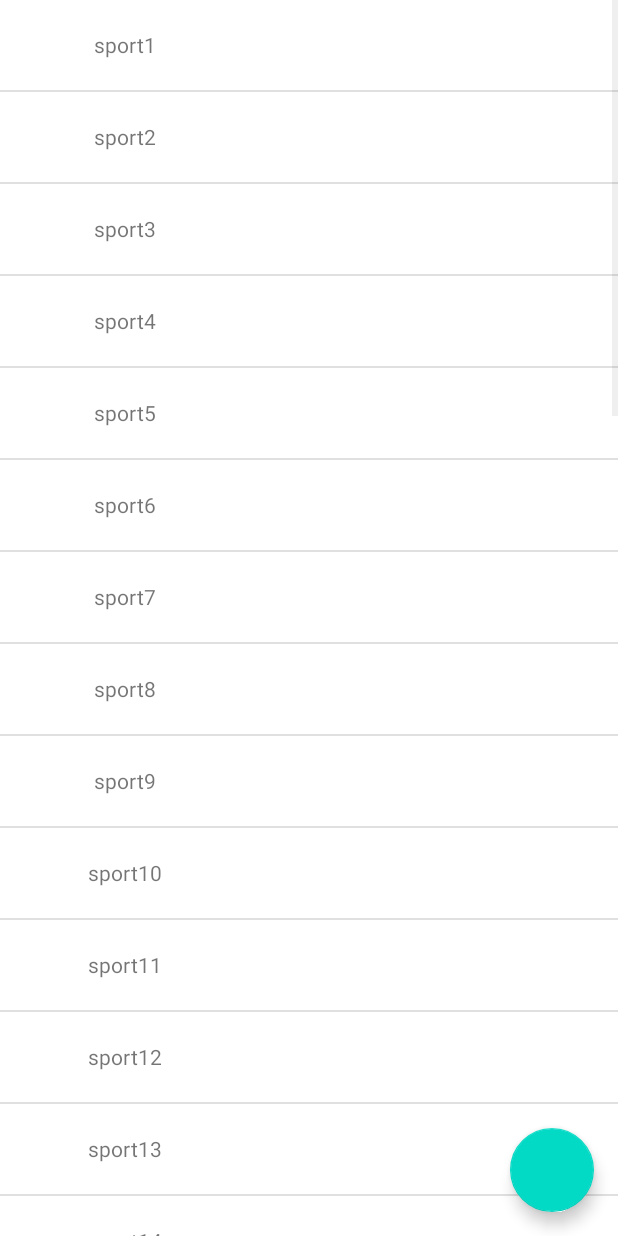
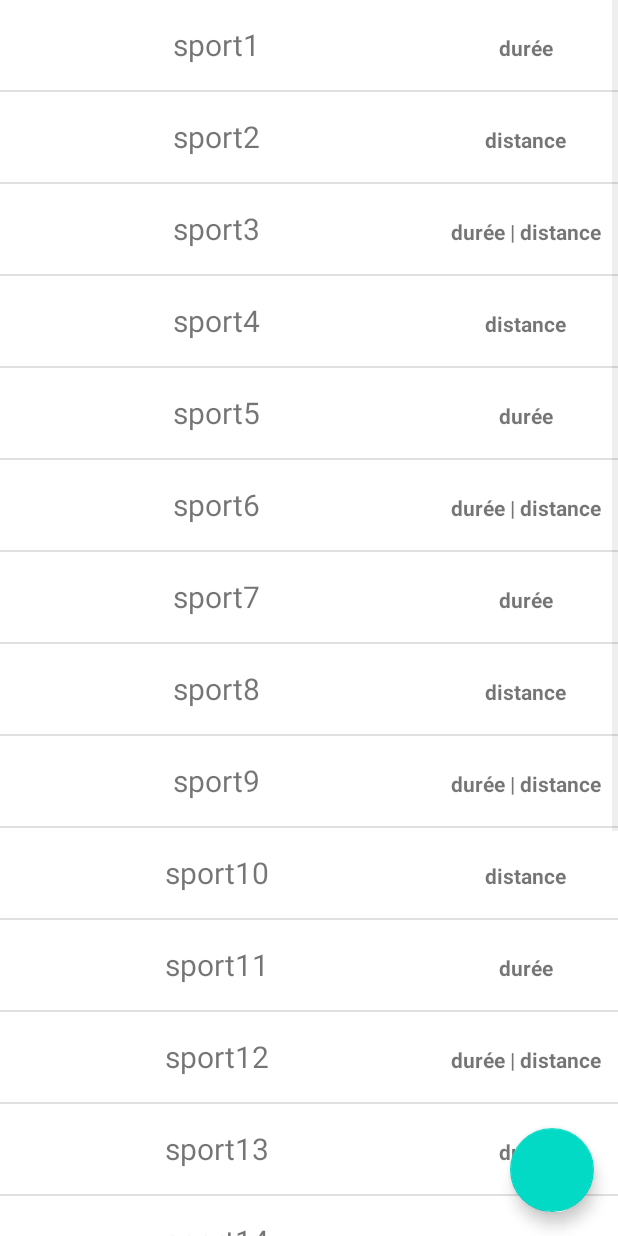
Before and after one commit to jduplaix/SportTrack, an Android app: the SportsActivity screen opened directly, with no data from a screen before it, on a phone screen of 412 x 824 dp. Run offline under Robolectric (Android 15) with nearby library versions, the phone set to English and light mode, and no system bars; our stand-ins replace Room's generated code.

Commit message:
Feat: ajout methode deleteAll() @Sport + modif data test liste sport

```diff
--- a/app/src/main/java/com/example/sporttrack/db/SportDao.java
+++ b/app/src/main/java/com/example/sporttrack/db/SportDao.java
@@ -12,6 +12,9 @@ public interface SportDao {
     @Query("SELECT * FROM Sport")
     List<Sport> getAll();
 
+    @Query("DELETE FROM Sport")
+    void deleteAll();
+
     @Insert
     long insert(Sport sport);
 
--- a/app/src/main/java/com/example/sporttrack/sports/SportsActivity.java
+++ b/app/src/main/java/com/example/sporttrack/sports/SportsActivity.java
@@ -29,12 +29,13 @@ public class SportsActivity extends MyApplication {
         ListView lvSports = (ListView) findViewById(R.id.lvSports);
 
 
-        //Mock création de 20 sports en base
+        //Mock purge table Sports + création de 20 sports en base
+        db.sportDao().deleteAll();
         for (int i=1; i<21; i++){
             Sport sp = new Sport();
             sp.label = "sport"+i;
-            sp.trackLength = 0;
-            sp.trackTime = 1;
+            sp.trackLength = i % 3 == 0 || i %2 == 0 ? 1 : 0;
+            sp.trackTime = i % 3 == 0 || i %2 != 0 ? 1 : 0;
             db.sportDao().insert(sp);
         }
 
--- a/app/src/main/java/com/example/sporttrack/sports/SportsAdapter.java
+++ b/app/src/main/java/com/example/sporttrack/sports/SportsAdapter.java
@@ -30,17 +30,24 @@ public class SportsAdapter extends ArrayAdapter<Sport> {
     @Override
     public View getView(int position, @Nullable View convertView, @NonNull ViewGroup parent) {
         String label  = getItem(position).getLabel();
-        String time = String.valueOf(getItem(position).getTrackTime());
-        String length = String.valueOf(getItem(position).getTrackLength());
+        int time = getItem(position).getTrackTime();
+        int length = getItem(position).getTrackLength();
+        String type;
+        if (time == 1 & length == 1){
+            type = "durée | distance";
+        } else if (time == 1){
+            type = "durée";
+        } else {
+            type = "distance";
+        }
 
         LayoutInflater inflater = LayoutInflater.from(myContext);
         convertView = inflater.inflate(myResource, parent, false);
 
-        TextView tvSport = (TextView) convertView.findViewById(R.id.tvSportLabel);
-
-        tvSport.setText(label);
-
-
+        TextView tvLabel = (TextView) convertView.findViewById(R.id.tvSportLabel);
+        TextView tvType = (TextView) convertView.findViewById(R.id.tvSportType);
+        tvLabel.setText(label);
+        tvType.setText(type);
 
         return convertView;
     }
--- a/app/src/main/res/layout/activity_sports_adapter.xml
+++ b/app/src/main/res/layout/activity_sports_adapter.xml
@@ -13,24 +13,18 @@
         android:textAlignment="center"
         android:layout_weight="30"
         android:gravity="center"
+        android:textSize="20dp"
         />
 
     <TextView
         android:layout_width="match_parent"
         android:layout_height="60dp"
-        android:id="@+id/tvSportTime"
+        android:id="@+id/tvSportType"
         android:textAlignment="center"
         android:layout_weight="70"
         android:gravity="center"
+        android:textStyle="bold"
         />
 
-    <TextView
-        android:layout_width="match_parent"
-        android:layout_height="60dp"
-        android:id="@+id/tvSportLength"
-        android:textAlignment="center"
-        android:layout_weight="70"
-        android:gravity="center"
-        />
 
 </LinearLayout>
```
